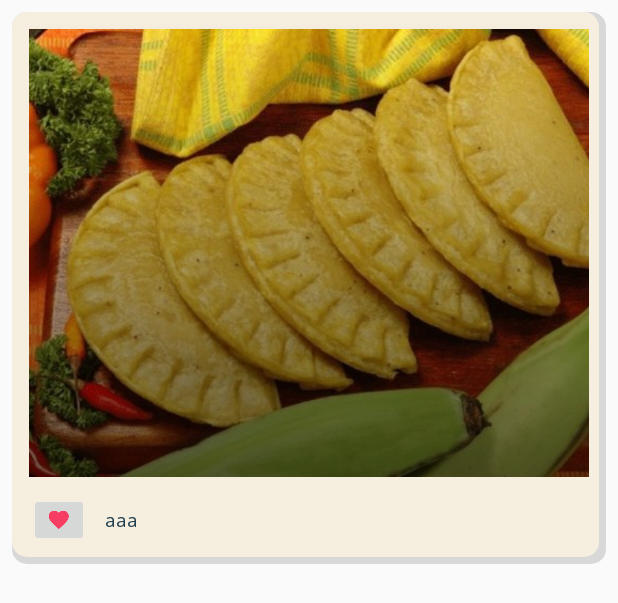
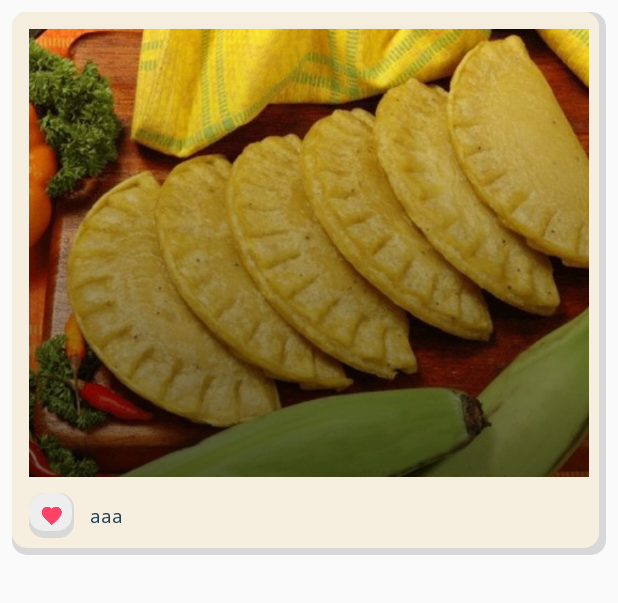
Before and after one commit to rabbit26476272/Android-Final-Project, an Android app: the layout layout_recipe_row.xml on its own in the app's theme, with its tools: preview values and no code run, on a phone screen of 412 x 824 dp. Shown: the top 603 px of the screen. Run offline under Robolectric (Android 15) with nearby library versions, the phone set to English and light mode, and no system bars; plain views replace MaterialRippleLayout.

Commit message:
some little thing

```diff
--- a/recipe/app/src/main/java/com/manjurulhoque/myrecipes/activity/AddRecipeActivity.java
+++ b/recipe/app/src/main/java/com/manjurulhoque/myrecipes/activity/AddRecipeActivity.java
@@ -1,7 +1,4 @@
 package com.manjurulhoque.myrecipes.activity;
-
-import android.content.ContentValues;
-import android.database.sqlite.SQLiteDatabase;
 import android.graphics.PorterDuff;
 import android.os.Build;
 import android.support.v7.app.AppCompatActivity;
@@ -20,7 +17,6 @@ import android.widget.Spinner;
 import android.widget.Toast;
 
 import com.manjurulhoque.myrecipes.R;
-import com.manjurulhoque.myrecipes.model.Recipe;
 
 public class AddRecipeActivity extends AppCompatActivity implements AdapterView.OnItemSelectedListener{
     private EditText mEditRecipe;
@@ -45,18 +41,18 @@ public class AddRecipeActivity extends AppCompatActivity implements AdapterView.
                 String contentIngredients = mEditIngredients.getText().toString();
                 String contentPrepare = mEditPrepare.getText().toString();
                 if(contentRecipe.length() == 0)
-                    mImageViewRecipe.setColorFilter(getResources().getColor(R.color.red), PorterDuff.Mode.SRC_ATOP);
+                    mImageViewRecipe.setColorFilter(getResources().getColor(R.color.redDark), PorterDuff.Mode.SRC_ATOP);
                 else
                     mImageViewRecipe.setColorFilter(getResources().getColor(R.color.black), PorterDuff.Mode.SRC_ATOP);
                 if(contentIngredients.length() == 0)
-                    mImageViewIngredients.setColorFilter(getResources().getColor(R.color.red), PorterDuff.Mode.SRC_ATOP);
+                    mImageViewIngredients.setColorFilter(getResources().getColor(R.color.redDark), PorterDuff.Mode.SRC_ATOP);
                 else
                     mImageViewIngredients.setColorFilter(getResources().getColor(R.color.black), PorterDuff.Mode.SRC_ATOP);
                 if(contentPrepare.length() == 0)
-                    mImageViewPrepare.setColorFilter(getResources().getColor(R.color.red), PorterDuff.Mode.SRC_ATOP);
+                    mImageViewPrepare.setColorFilter(getResources().getColor(R.color.redDark), PorterDuff.Mode.SRC_ATOP);
                 else
                     mImageViewPrepare.setColorFilter(getResources().getColor(R.color.black), PorterDuff.Mode.SRC_ATOP);
-                if(contentRecipe.length() != 0 || contentIngredients.length() != 0 || contentPrepare.length() != 0)
+                if(contentRecipe.length() != 0 && contentIngredients.length() != 0 && contentPrepare.length() != 0)
                     Toast.makeText(getApplicationContext(),"已新增食譜",Toast.LENGTH_SHORT).show();
                 else
                     Toast.makeText(getApplicationContext(),"食譜未填寫完整",Toast.LENGTH_SHORT).show();
--- a/recipe/app/src/main/java/com/manjurulhoque/myrecipes/adapter/RecipeRecyclerViewAdapter.java
+++ b/recipe/app/src/main/java/com/manjurulhoque/myrecipes/adapter/RecipeRecyclerViewAdapter.java
@@ -33,12 +33,13 @@ public class RecipeRecyclerViewAdapter extends RecyclerView.Adapter<RecipeRecycl
     public RecipeRecyclerViewAdapter(Context context, List<Recipe> recipes) {
         this.mContext = context;
         this.mRecipes = recipes;
+        this.favouriteDbHelper = new FavouriteDbHelper(mContext.getApplicationContext());
     }
     @NonNull
     @Override
     public ViewHolder onCreateViewHolder(@NonNull ViewGroup parent, int viewType) {
         View itemView = LayoutInflater.from(parent.getContext()).inflate(R.layout.layout_recipe_row, parent, false);
-
+        //favouriteDbHelper = new FavouriteDbHelper(mContext.getApplicationContext());
         return new ViewHolder(itemView);
     }
 
@@ -91,16 +92,12 @@ public class RecipeRecyclerViewAdapter extends RecyclerView.Adapter<RecipeRecycl
         }
     }
     public void addFavorite(Recipe mRecipes){
-        Toast.makeText(mContext.getApplicationContext(), mRecipes.getKey(), Toast.LENGTH_SHORT).show();
-        //favouriteDbHelper.addData(mRecipes);
-        /*
+        //Toast.makeText(mContext.getApplicationContext(), mRecipes.getKey(), Toast.LENGTH_SHORT).show();
         if (favouriteDbHelper.addData(mRecipes)) {
             Toast.makeText(mContext.getApplicationContext(), "已加入最愛", Toast.LENGTH_SHORT).show();
         } else {
             favouriteDbHelper.deleteById(mRecipes.getKey());
             Toast.makeText(mContext.getApplicationContext(), "已取消最愛", Toast.LENGTH_SHORT).show();
         }
-
-         */
     }
 }
--- a/recipe/app/src/main/java/com/manjurulhoque/myrecipes/fragment/FavoriteFragment.java
+++ b/recipe/app/src/main/java/com/manjurulhoque/myrecipes/fragment/FavoriteFragment.java
@@ -35,7 +35,6 @@ public class FavoriteFragment extends Fragment {
 
     RecyclerView recyclerView;
     FavoriteRecyclerViewAdapter favoriteRecyclerViewAdapter;
-    private RelativeLayout relativeLayout;
     List<Recipe> favorites = new ArrayList<Recipe>();
     private MainActivity mainActivity;
     private Toolbar toolbar;
--- a/recipe/app/src/main/java/com/manjurulhoque/myrecipes/fragment/RecipesFragment.java
+++ b/recipe/app/src/main/java/com/manjurulhoque/myrecipes/fragment/RecipesFragment.java
@@ -30,7 +30,6 @@ import com.google.firebase.database.DatabaseReference;
 import com.google.firebase.database.FirebaseDatabase;
 import com.google.firebase.database.ValueEventListener;
 import com.manjurulhoque.myrecipes.R;
-import com.manjurulhoque.myrecipes.activity.AboutActivity;
 import com.manjurulhoque.myrecipes.activity.AddRecipeActivity;
 import com.manjurulhoque.myrecipes.adapter.RecipeRecyclerViewAdapter;
 import com.manjurulhoque.myrecipes.dbhelper.FavouriteDbHelper;
@@ -48,8 +47,7 @@ public class RecipesFragment extends Fragment {
     private DatabaseReference databaseReference;
     private ProgressDialog progressDialog;
     private FloatingActionButton mfabAddRecipe;
-    //private FavouriteDbHelper favouriteDbHelper;
-
+    private FavouriteDbHelper favouriteDbHelper;
     @Override
     public void onCreate(Bundle savedInstanceState) {
         super.onCreate(savedInstanceState);
@@ -116,7 +114,7 @@ public class RecipesFragment extends Fragment {
 
         recyclerView.setLayoutManager(new GridLayoutManager(getActivity(), 2));
         recyclerView.setItemAnimator(new DefaultItemAnimator());
-
+        favouriteDbHelper = new FavouriteDbHelper(getActivity());
         recipeRecyclerViewAdapter = new RecipeRecyclerViewAdapter(getActivity(), recipes);
         recyclerView.setAdapter(recipeRecyclerViewAdapter);
 
--- /dev/null
+++ b/recipe/app/src/main/res/drawable/button.xml
@@ -0,0 +1,7 @@
+<?xml version="1.0" encoding="utf-8"?>
+<selector xmlns:android="http://schemas.android.com/apk/res/android">
+    <item android:state_focused="true" android:state_pressed="false" android:drawable="@drawable/button_favorite" />
+    <item android:state_focused="true" android:state_pressed="true" android:drawable="@drawable/button_click" />
+    <item android:state_focused="false" android:state_pressed="true" android:drawable="@drawable/button_click" />
+    <item android:drawable="@drawable/button_favorite" />
+</selector>
--- /dev/null
+++ b/recipe/app/src/main/res/drawable/button_click.xml
@@ -0,0 +1,21 @@
+<?xml version="1.0" encoding="utf-8"?>
+<layer-list xmlns:android="http://schemas.android.com/apk/res/android">
+
+    <!-- Bottom 2dp Shadow -->
+    <item>
+        <shape  android:shape="rectangle">
+            <solid android:color="#d8d8d8" />
+            <corners android:radius="10dp" />
+
+        </shape>
+    </item>
+
+    <!-- White Top color -->
+    <item android:right="2px" android:bottom="7px">
+        <shape  android:shape="rectangle">
+            <solid android:color="#d2c6b2" />
+            <corners android:radius="10dp" />
+        </shape>
+    </item>
+
+</layer-list>
--- /dev/null
+++ b/recipe/app/src/main/res/drawable/button_favorite.xml
@@ -0,0 +1,21 @@
+<?xml version="1.0" encoding="utf-8"?>
+<layer-list xmlns:android="http://schemas.android.com/apk/res/android">
+
+    <!-- Bottom 2dp Shadow -->
+    <item>
+        <shape  android:shape="rectangle">
+            <solid android:color="#d8d8d8" />
+            <corners android:radius="10dp" />
+
+        </shape>
+    </item>
+
+    <!-- White Top color -->
+    <item android:right="2px" android:bottom="7px">
+        <shape  android:shape="rectangle">
+            <solid android:color="#eeeeee" />
+            <corners android:radius="10dp" />
+        </shape>
+    </item>
+
+</layer-list>
--- a/recipe/app/src/main/res/layout/layout_recipe_row.xml
+++ b/recipe/app/src/main/res/layout/layout_recipe_row.xml
@@ -62,9 +62,10 @@
 
                 <ImageButton
                     android:id="@+id/imageButton_favorite"
-                    android:layout_width="wrap_content"
-                    android:layout_height="wrap_content"
+                    android:layout_width="30dp"
+                    android:layout_height="30dp"
                     app:srcCompat="@drawable/ic_favorited"
+                    android:background="@drawable/button"
                     android:layout_margin="5dp"/>
 
                 <TextView
--- a/recipe/app/src/main/res/values/colors.xml
+++ b/recipe/app/src/main/res/values/colors.xml
@@ -15,4 +15,5 @@
     <color name="blue">#8ac6d1</color>
     <color name="red">#fa9191</color>
     <color name="black">#000000</color>
+    <color name="redDark">#FF2D2D</color>
 </resources>
```
